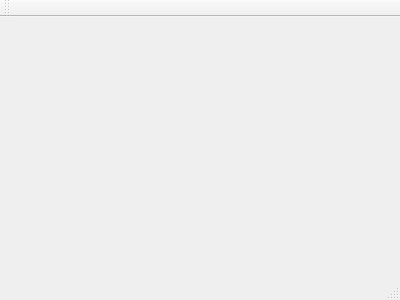
The window that mainwindow.ui (twpark/csc3220_webapi_timer) describes before a commit, drawn with Qt 5.
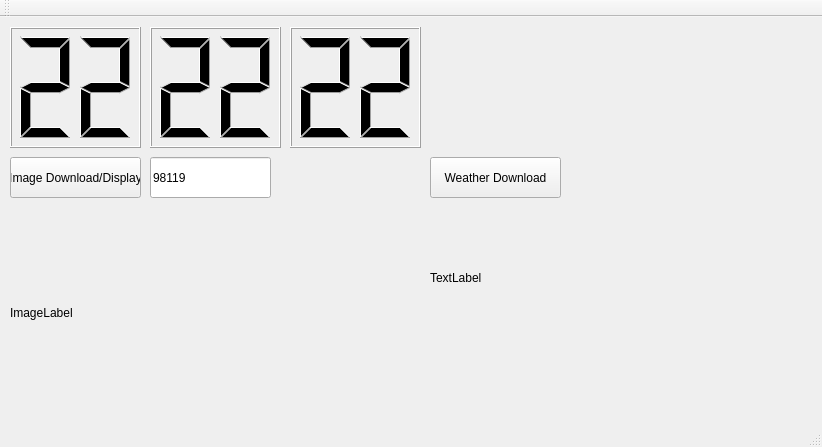
The same window after the commit.

```diff
--- a/mainwindow.ui
+++ b/mainwindow.ui
@@ -1,24 +1,162 @@
 <ui version="4.0">
  <class>MainWindow</class>
- <widget class="QMainWindow" name="MainWindow" >
-  <property name="geometry" >
+ <widget class="QMainWindow" name="MainWindow">
+  <property name="geometry">
    <rect>
     <x>0</x>
     <y>0</y>
-    <width>400</width>
-    <height>300</height>
+    <width>822</width>
+    <height>447</height>
    </rect>
   </property>
   <property name="windowTitle" >
    <string>MainWindow</string>
   </property>
-  <widget class="QMenuBar" name="menuBar" />
-  <widget class="QToolBar" name="mainToolBar" />
-  <widget class="QWidget" name="centralWidget" />
-  <widget class="QStatusBar" name="statusBar" />
+  <widget class="QWidget" name="centralWidget">
+   <widget class="QLCDNumber" name="hourLCD">
+    <property name="geometry">
+     <rect>
+      <x>10</x>
+      <y>10</y>
+      <width>131</width>
+      <height>121</height>
+     </rect>
+    </property>
+    <property name="digitCount">
+     <number>2</number>
+    </property>
+    <property name="value" stdset="0">
+     <double>22.000000000000000</double>
+    </property>
+    <property name="intValue" stdset="0">
+     <number>22</number>
+    </property>
+   </widget>
+   <widget class="QLCDNumber" name="minuteLCD">
+    <property name="geometry">
+     <rect>
+      <x>150</x>
+      <y>10</y>
+      <width>131</width>
+      <height>121</height>
+     </rect>
+    </property>
+    <property name="digitCount">
+     <number>2</number>
+    </property>
+    <property name="value" stdset="0">
+     <double>22.000000000000000</double>
+    </property>
+    <property name="intValue" stdset="0">
+     <number>22</number>
+    </property>
+   </widget>
+   <widget class="QLCDNumber" name="secondLCD">
+    <property name="geometry">
+     <rect>
+      <x>290</x>
+      <y>10</y>
+      <width>131</width>
+      <height>121</height>
+     </rect>
+    </property>
+    <property name="digitCount">
+     <number>2</number>
+    </property>
+    <property name="value" stdset="0">
+     <double>22.000000000000000</double>
+    </property>
+    <property name="intValue" stdset="0">
+     <number>22</number>
+    </property>
+   </widget>
+   <widget class="QPushButton" name="imageDownloadButton">
+    <property name="geometry">
+     <rect>
+      <x>10</x>
+      <y>140</y>
+      <width>131</width>
+      <height>41</height>
+     </rect>
+    </property>
+    <property name="text">
+     <string>Image Download/Display</string>
+    </property>
+   </widget>
+   <widget class="QLabel" name="imageLabel">
+    <property name="geometry">
+     <rect>
+      <x>10</x>
+      <y>190</y>
+      <width>411</width>
+      <height>211</height>
+     </rect>
+    </property>
+    <property name="text">
+     <string>ImageLabel</string>
+    </property>
+   </widget>
+   <widget class="QLineEdit" name="zipCodeEdit">
+    <property name="geometry">
+     <rect>
+      <x>150</x>
+      <y>140</y>
+      <width>121</width>
+      <height>41</height>
+     </rect>
+    </property>
+    <property name="text">
+     <string>98119</string>
+    </property>
+   </widget>
+   <widget class="QPushButton" name="weatherDownloadButton">
+    <property name="geometry">
+     <rect>
+      <x>430</x>
+      <y>140</y>
+      <width>131</width>
+      <height>41</height>
+     </rect>
+    </property>
+    <property name="text">
+     <string>Weather Download</string>
+    </property>
+   </widget>
+   <widget class="QLabel" name="weatherLabel">
+    <property name="geometry">
+     <rect>
+      <x>430</x>
+      <y>190</y>
+      <width>231</width>
+      <height>141</height>
+     </rect>
+    </property>
+    <property name="text">
+     <string>TextLabel</string>
+    </property>
+   </widget>
+  </widget>
+  <widget class="QMenuBar" name="menuBar">
+   <property name="geometry">
+    <rect>
+     <x>0</x>
+     <y>0</y>
+     <width>822</width>
+     <height>21</height>
+    </rect>
+   </property>
+  </widget>
+  <widget class="QToolBar" name="mainToolBar">
+   <attribute name="toolBarArea">
+    <enum>TopToolBarArea</enum>
+   </attribute>
+   <attribute name="toolBarBreak">
+    <bool>false</bool>
+   </attribute>
+  </widget>
+  <widget class="QStatusBar" name="statusBar"/>
  </widget>
- <layoutDefault spacing="6" margin="11" />
- <pixmapfunction></pixmapfunction>
+ <layoutdefault spacing="6" margin="11"/>
  <resources/>
  <connections/>
 </ui>
```
Left out of the diff: 3 changed lines with no effect on the pictures.
